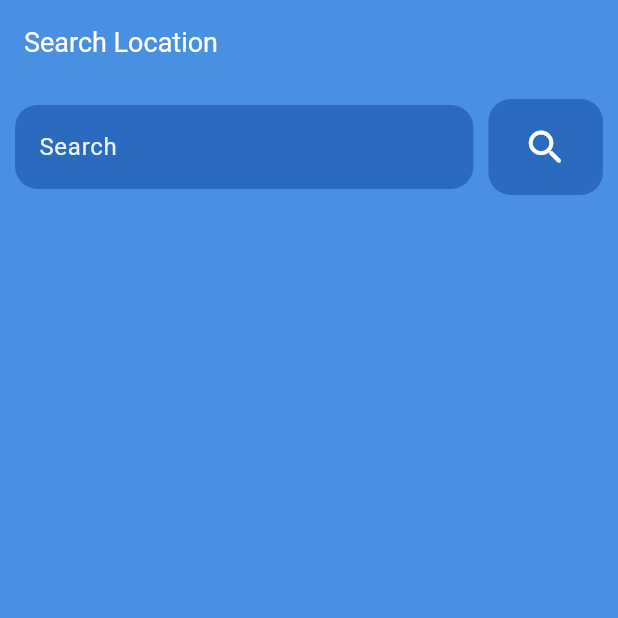
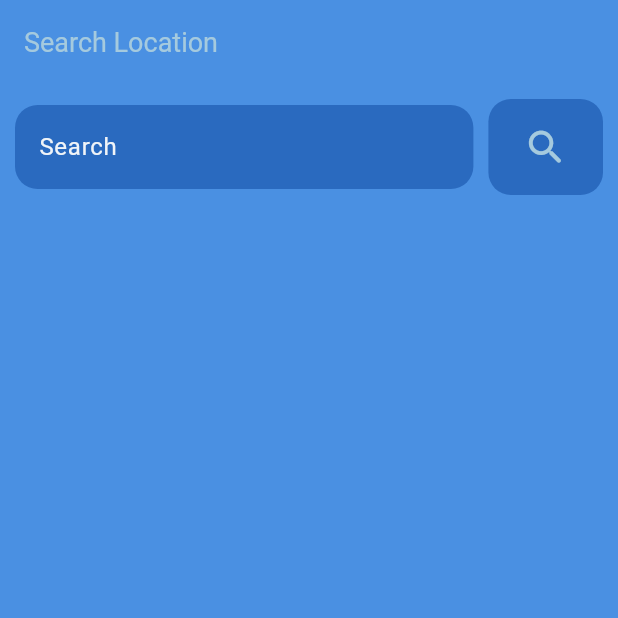
Before and after one commit to BaRoWoPt/weather_mb, a Flutter app: the screen it shows after launch, after a tap on "Khám Phá", on a phone screen of 412 x 824 dp, the top half of it. Run offline on Flutter 3.47's test engine with Material 3 defaults, Android fonts, the light colour scheme and no system bars; our stand-ins replace flutter_svg, get, google_fonts, shared_preferences.

Commit message:
gbao_splash

```diff
--- a/lib/view/screens/splash_screen.dart
+++ b/lib/view/screens/splash_screen.dart
@@ -134,7 +134,7 @@ class _SplashScreenState extends State<SplashScreen>
                         offsetX -= (screenWidth + 90); // Quay lại bên trái
                       }
                       return Transform.translate(
-                        offset: Offset(offsetX, 20.0),
+                        offset: Offset(offsetX, 20.0), // Giữ nguyên vị trí
                         child: Opacity(
                           opacity: 0.6,
                           child: Image.asset(
@@ -151,13 +151,13 @@ class _SplashScreenState extends State<SplashScreen>
                     animation: _cloudAnimation,
                     builder: (context, child) {
                       double offsetX =
-                          (_cloudAnimation.value + 0.25) * (screenWidth + 120) -
+                          (_cloudAnimation.value + 0.15) * (screenWidth + 120) -
                               120;
                       if (offsetX > screenWidth) {
                         offsetX -= (screenWidth + 120);
                       }
                       return Transform.translate(
-                        offset: Offset(offsetX, 20.0),
+                        offset: Offset(offsetX, 20.0), // Giữ nguyên vị trí
                         child: Opacity(
                           opacity: 0.7,
                           child: Image.asset(
@@ -174,13 +174,13 @@ class _SplashScreenState extends State<SplashScreen>
                     animation: _cloudAnimation,
                     builder: (context, child) {
                       double offsetX =
-                          (_cloudAnimation.value + 0.5) * (screenWidth + 100) -
+                          (_cloudAnimation.value + 0.3) * (screenWidth + 100) -
                               100;
                       if (offsetX > screenWidth) {
                         offsetX -= (screenWidth + 100);
                       }
                       return Transform.translate(
-                        offset: Offset(offsetX, 20.0),
+                        offset: Offset(offsetX, 20.0), // Giữ nguyên vị trí
                         child: Opacity(
                           opacity: 0.8,
                           child: Image.asset(
@@ -197,19 +197,111 @@ class _SplashScreenState extends State<SplashScreen>
                     animation: _cloudAnimation,
                     builder: (context, child) {
                       double offsetX =
-                          (_cloudAnimation.value + 0.75) * (screenWidth + 80) -
+                          (_cloudAnimation.value + 0.45) * (screenWidth + 80) -
                               80;
                       if (offsetX > screenWidth) {
                         offsetX -= (screenWidth + 80);
                       }
                       return Transform.translate(
-                        offset: Offset(offsetX, 20.0),
+                        offset: Offset(offsetX, 20.0), // Giữ nguyên vị trí
                         child: Opacity(
                           opacity: 0.65,
                           child: Image.asset(
                             AssetsImagePath.cloud2,
                             height: 50,
                             width: 80,
+                          ),
+                        ),
+                      );
+                    },
+                  ),
+                  // Đám mây 5
+                  AnimatedBuilder(
+                    animation: _cloudAnimation,
+                    builder: (context, child) {
+                      double offsetX =
+                          (_cloudAnimation.value + 0.6) * (screenWidth + 110) -
+                              110;
+                      if (offsetX > screenWidth) {
+                        offsetX -= (screenWidth + 110);
+                      }
+                      return Transform.translate(
+                        offset: Offset(offsetX, 20.0), // Giữ nguyên vị trí
+                        child: Opacity(
+                          opacity: 0.75,
+                          child: Image.asset(
+                            AssetsImagePath.cloud1,
+                            height: 65,
+                            width: 110,
+                          ),
+                        ),
+                      );
+                    },
+                  ),
+                  // Đám mây 6
+                  AnimatedBuilder(
+                    animation: _cloudAnimation,
+                    builder: (context, child) {
+                      double offsetX =
+                          (_cloudAnimation.value + 0.75) * (screenWidth + 95) -
+                              95;
+                      if (offsetX > screenWidth) {
+                        offsetX -= (screenWidth + 95);
+                      }
+                      return Transform.translate(
+                        offset: Offset(offsetX, 20.0), // Giữ nguyên vị trí
+                        child: Opacity(
+                          opacity: 0.6,
+                          child: Image.asset(
+                            AssetsImagePath.cloud2,
+                            height: 55,
+                            width: 95,
+                          ),
+                        ),
+                      );
+                    },
+                  ),
+                  // Đám mây 7
+                  AnimatedBuilder(
+                    animation: _cloudAnimation,
+                    builder: (context, child) {
+                      double offsetX =
+                          (_cloudAnimation.value + 0.9) * (screenWidth + 105) -
+                              105;
+                      if (offsetX > screenWidth) {
+                        offsetX -= (screenWidth + 105);
+                      }
+                      return Transform.translate(
+                        offset: Offset(offsetX, 20.0), // Giữ nguyên vị trí
+                        child: Opacity(
+                          opacity: 0.7,
+                          child: Image.asset(
+                            AssetsImagePath.cloud1,
+                            height: 70,
+                            width: 105,
+                          ),
+                        ),
+                      );
+                    },
+                  ),
+                  // Đám mây 8
+                  AnimatedBuilder(
+                    animation: _cloudAnimation,
+                    builder: (context, child) {
+                      double offsetX =
+                          (_cloudAnimation.value + 1.05) * (screenWidth + 85) -
+                              85;
+                      if (offsetX > screenWidth) {
+                        offsetX -= (screenWidth + 85);
+                      }
+                      return Transform.translate(
+                        offset: Offset(offsetX, 20.0), // Giữ nguyên vị trí
+                        child: Opacity(
+                          opacity: 0.65,
+                          child: Image.asset(
+                            AssetsImagePath.cloud2,
+                            height: 60,
+                            width: 85,
                           ),
                         ),
                       );
--- a/lib/view/utility/app_colors.dart
+++ b/lib/view/utility/app_colors.dart
@@ -2,7 +2,8 @@ import 'package:flutter/material.dart';
 
 class AppColors {
   static const Color primaryColor = Color(0xFF4A90E2); // Xanh dương tươi sáng
-  static const Color secondaryColor = Colors.white; // Trắng cơ bản
+  static const Color secondaryColor =
+      Color.fromARGB(255, 165, 202, 222); // Trắng cơ bản
   static const Color shadeColor = Color(0xFF2A6ABF); // Xanh dương đậm làm bóng
   static const Color amberColor = Color(0xFFFFC107); // Vàng ánh nắng
   static const Color transparentColor = Colors.transparent; // Trong suốt
```
